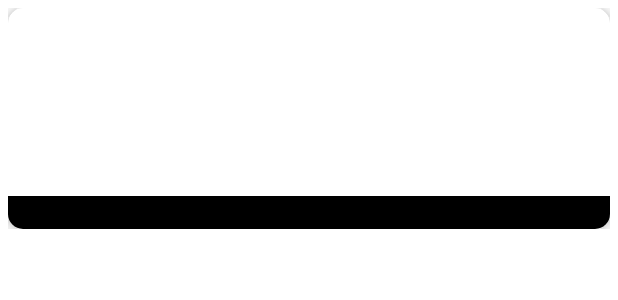
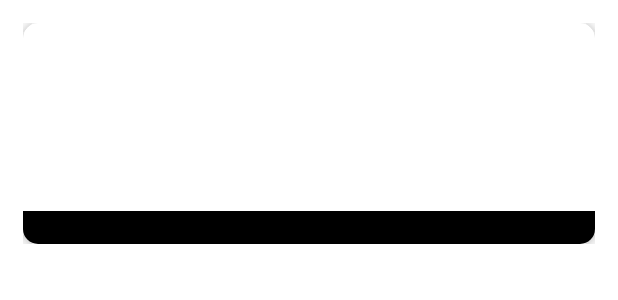
Before and after one commit to Anderwei/Embedded_System_Final_Project, an Android app: the layout list_item.xml on its own in the app's theme, with its tools: preview values and no code run, on a phone screen of 412 x 824 dp. Shown: the top 300 px of the screen. Run offline under Robolectric (Android 15) with nearby library versions, the phone set to English and light mode, and no system bars.

Commit message:
Presentation Change

```diff
--- a/app/src/main/res/layout/bottom_sheet.xml
+++ b/app/src/main/res/layout/bottom_sheet.xml
@@ -3,13 +3,12 @@
     xmlns:app="http://schemas.android.com/apk/res-auto"
     android:id="@+id/bottom_sheet"
     android:layout_width="match_parent"
-    android:layout_height="300dp"
+    android:layout_height="500dp"
     android:background="#00000000"
     android:orientation="vertical"
     app:behavior_hideable="false"
     app:behavior_peekHeight="32dp"
     app:layout_behavior="com.google.android.material.bottomsheet.BottomSheetBehavior">
-
     <LinearLayout
         android:layout_width="match_parent"
         android:layout_height="match_parent"
--- a/app/src/main/res/layout/list_item.xml
+++ b/app/src/main/res/layout/list_item.xml
@@ -3,7 +3,7 @@
     xmlns:tools="http://schemas.android.com/tools"
     android:layout_width="match_parent"
     android:layout_height="wrap_content"
-    android:padding="5dp"
+    android:padding="15dp"
     >
 
     <androidx.cardview.widget.CardView
```
Also changed, not shown: app/src/main/res/drawable/optimization.jpeg (added).
